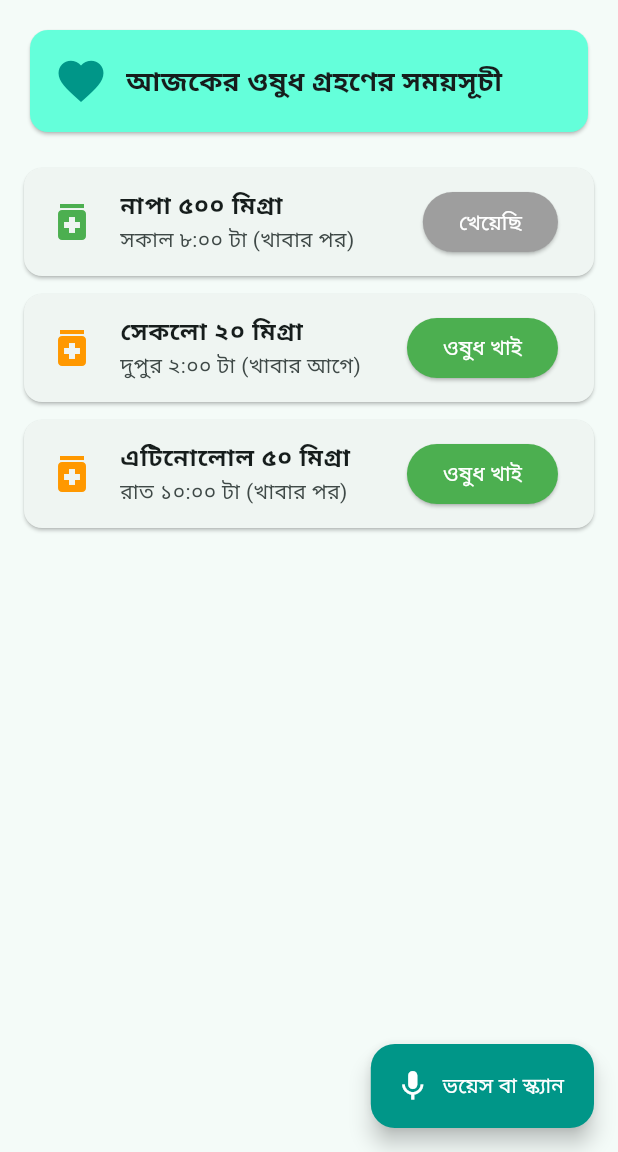
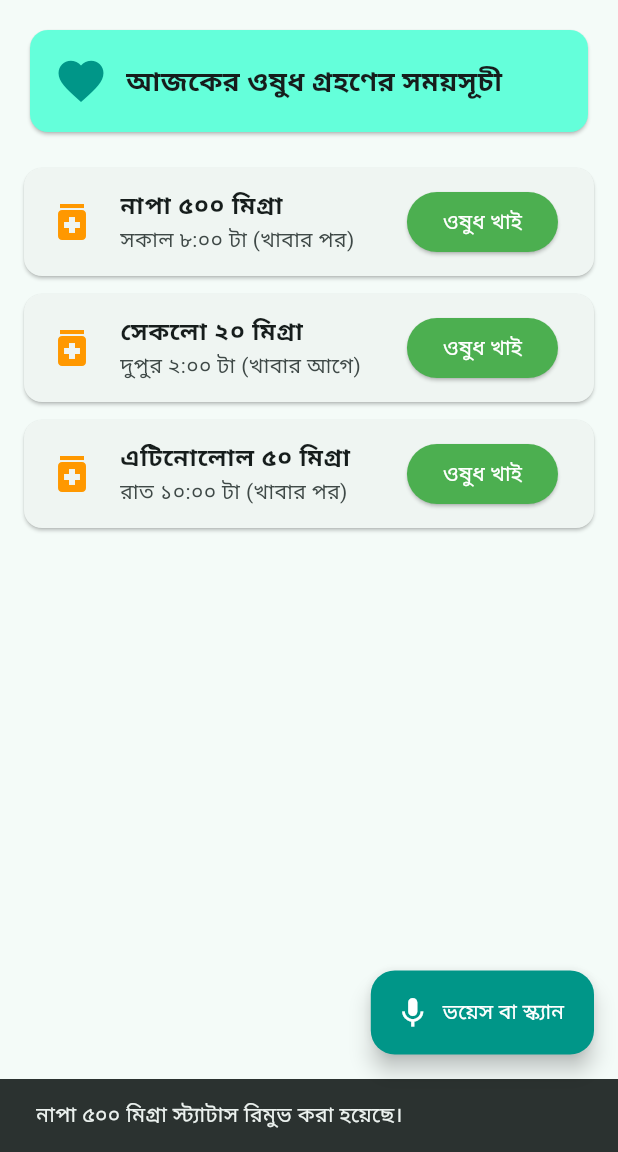
Before and after one commit to khokonjanu6-star95/Family-Care, a Flutter app: the screen it shows after launch, after a tap on "খেয়েছি", on a phone screen of 412 x 824 dp, the part 84-1236 px from its top. Run offline on Flutter 3.47's test engine with Material 3 defaults, Android fonts, the phone set to English and light mode, and no system bars.

Commit message:
Refactor HomeScreen to use StatefulWidget
Refactored HomeScreen to use StatefulWidget for dynamic medicine list management. Updated UI to display medicines using ListView.builder and added toggle functionality for medicine status.

```diff
--- a/lib/main.dart
+++ b/lib/main.dart
@@ -21,8 +21,37 @@ class FamilyCareApp extends StatelessWidget {
   }
 }
 
-class HomeScreen extends StatelessWidget {
+class HomeScreen extends StatefulWidget {
   const HomeScreen({super.key});
+
+  @override
+  State<HomeScreen> createState() => _HomeScreenState();
+}
+
+class _HomeScreenState extends State<HomeScreen> {
+  // ওষুধের লিস্ট ও স্টেট ডাইনামিক করা হলো
+  final List<Map<String, dynamic>> _medicines = [
+    {'name': 'নাপা ৫০০ মিগ্রা', 'time': 'সকাল ৮:০০ টা (খাবার পর)', 'isTaken': true},
+    {'name': 'সেকলো ২০ মিগ্রা', 'time': 'দুপুর ২:০০ টা (খাবার আগে)', 'isTaken': false},
+    {'name': 'এটিনোলোল ৫০ মিগ্রা', 'time': 'রাত ১০:০০ টা (খাবার পর)', 'isTaken': false},
+  ];
+
+  void _toggleMedicineState(int index) {
+    setState(() {
+      _medicines[index]['isTaken'] = !_medicines[index]['isTaken'];
+    });
+
+    ScaffoldMessenger.of(context).showSnackBar(
+      SnackBar(
+        content: Text(
+          _medicines[index]['isTaken']
+              ? '${_medicines[index]['name']} গ্রহণ করেছেন!'
+              : '${_medicines[index]['name']} স্ট্যাটাস রিমুভ করা হয়েছে।',
+        ),
+        duration: const Duration(seconds: 2),
+      ),
+    );
+  }
 
   @override
   Widget build(BuildContext context) {
@@ -58,19 +87,45 @@ class HomeScreen extends StatelessWidget {
             ),
             const SizedBox(height: 20),
             Expanded(
-              child: ListView(
-                children: [
-                  _buildMedicineCard('নাপা ৫০০ মিগ্রা', 'সকাল ৮:০০ টা (খাবার পর)', true),
-                  _buildMedicineCard('সেকলো ২০ মিগ্রা', 'দুপুর ২:০০ টা (খাবার আগে)', false),
-                  _buildMedicineCard('এটিনোলোল ৫০ মিগ্রা', 'রাত ১০:০০ টা (খাবার পর)', false),
-                ],
+              child: ListView.builder(
+                itemCount: _medicines.length,
+                itemBuilder: (context, index) {
+                  final med = _medicines[index];
+                  return Card(
+                    margin: const EdgeInsets.only(bottom: 12),
+                    child: ListTile(
+                      leading: Icon(
+                        Icons.medication,
+                        color: med['isTaken'] ? Colors.green : Colors.orange,
+                        size: 32,
+                      ),
+                      title: Text(
+                        med['name'],
+                        style: const TextStyle(fontWeight: FontWeight.bold),
+                      ),
+                      subtitle: Text(med['time']),
+                      trailing: ElevatedButton(
+                        style: ElevatedButton.styleFrom(
+                          backgroundColor: med['isTaken'] ? Colors.grey : Colors.green,
+                          foregroundColor: Colors.white,
+                        ),
+                        onPressed: () => _toggleMedicineState(index),
+                        child: Text(med['isTaken'] ? 'খেয়েছি' : 'ওষুধ খাই'),
+                      ),
+                    ),
+                  );
+                },
               ),
             ),
           ],
         ),
       ),
       floatingActionButton: FloatingActionButton.extended(
-        onPressed: () {},
+        onPressed: () {
+          ScaffoldMessenger.of(context).showSnackBar(
+            const SnackBar(content: Text('ভয়েস বা স্ক্যান ফিচারটি শীঘ্রই আসছে!')),
+          );
+        },
         icon: const Icon(Icons.mic),
         label: const Text('ভয়েস বা স্ক্যান'),
         backgroundColor: Colors.teal,
@@ -78,27 +133,4 @@ class HomeScreen extends StatelessWidget {
       ),
     );
   }
-
-  Widget _buildMedicineCard(String name, String time, bool isTaken) {
-    return Card(
-      margin: const EdgeInsets.only(bottom: 12),
-      child: ListTile(
-        leading: Icon(
-          Icons.medication,
-          color: isTaken ? Colors.green : Colors.orange,
-          size: 32,
-        ),
-        title: Text(name, style: const TextStyle(fontWeight: FontWeight.bold)),
-        subtitle: Text(time),
-        trailing: ElevatedButton(
-          style: ElevatedButton.styleFrom(
-            backgroundColor: isTaken ? Colors.grey : Colors.green,
-            foregroundColor: Colors.white,
-          ),
-          onPressed: () {},
-          child: Text(isTaken ? 'খেয়েছি' : 'ওষুধ খাই'),
-        ),
-      ),
-    );
-  }
 }
```
